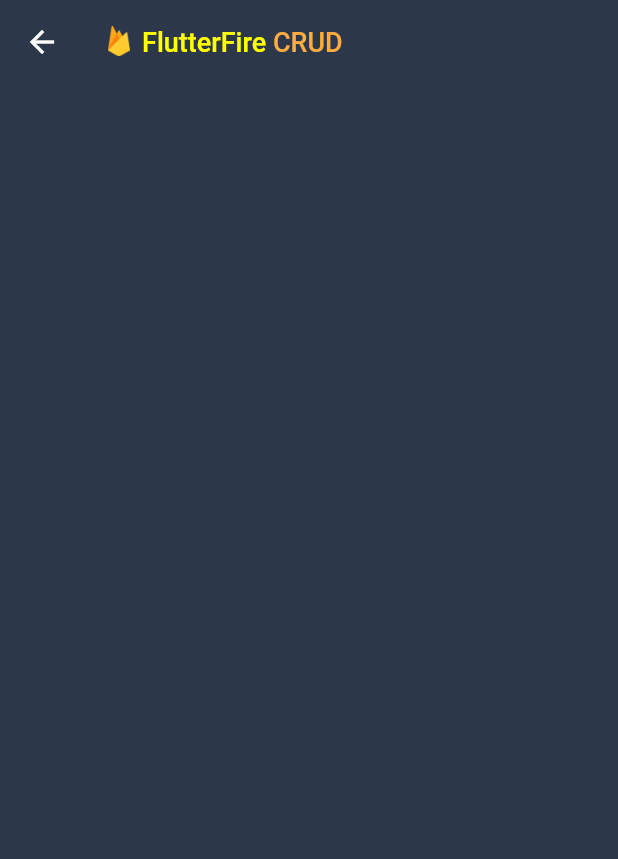
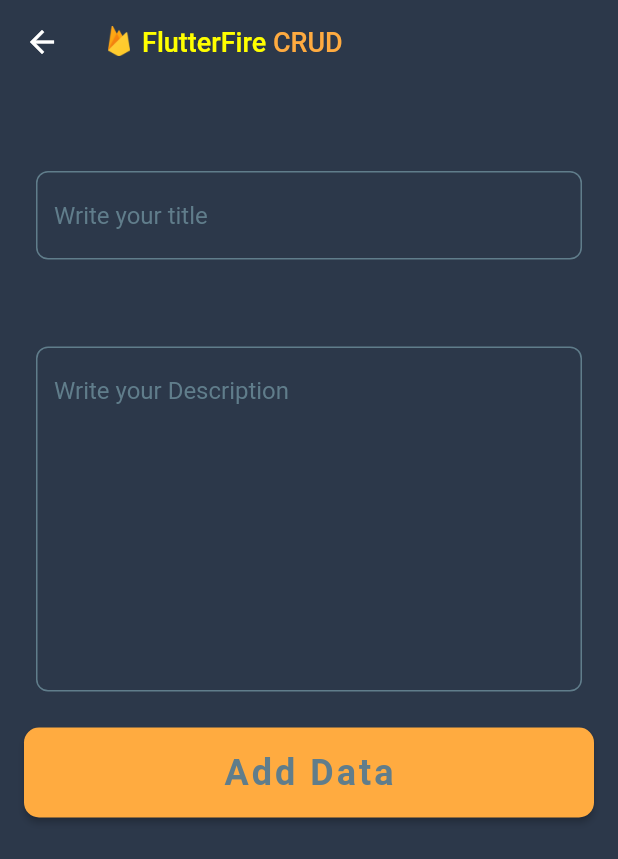
Before and after one commit to TNNam1408/CRUD-Firebase, a Flutter app: the AddScreen screen opened directly, on a phone screen of 412 x 824 dp. Shown: the top 859 px of the screen. Run offline on Flutter 3.47's test engine with Material 2 defaults, Android fonts, the phone set to English and light mode, and no system bars; our stand-ins replace cloud_firestore, firebase_core; accounts and stored records are empty.

Commit message:
first commit

```diff
--- a/lib/screens/add_item_form.dart
+++ b/lib/screens/add_item_form.dart
@@ -1,4 +1,8 @@
+import 'package:crud_firestore_app/custom_form_field.dart';
+import 'package:crud_firestore_app/validators/database.dart';
+import 'package:crud_firestore_app/validators/validator.dart';
 import 'package:flutter/material.dart';
+
 class AddItemForm extends StatefulWidget {
   final FocusNode titleFocusNode;
   final FocusNode descriptionFocusNode;
@@ -6,15 +10,148 @@ class AddItemForm extends StatefulWidget {
   const AddItemForm({
     required this.titleFocusNode,
     required this.descriptionFocusNode,
-});
+  });
 
   @override
   _AddItemFormState createState() => _AddItemFormState();
 }
 
 class _AddItemFormState extends State<AddItemForm> {
+  final _addItemFormKey = GlobalKey<FormState>();
+  bool _isProcessing = false;
+
+  final TextEditingController _titleControler = TextEditingController();
+  final TextEditingController _descriptionControler = TextEditingController();
+
+  String getTitle = "";
+  String getDescription = "";
   @override
   Widget build(BuildContext context) {
-    return Container();
+    return Form(
+      key: _addItemFormKey,
+      child: SingleChildScrollView(
+        child: Column(
+          children: [
+            Padding(
+              padding:
+                  const EdgeInsets.only(left: 8.0, right: 8.0, bottom: 24.0),
+              child: Column(
+                crossAxisAlignment: CrossAxisAlignment.start,
+                children: [
+                  SizedBox(height: 24.0),
+                  Text(
+                    'Title',
+                    style: TextStyle(
+                      color: Color(0xFF2C384A),
+                      fontSize: 22.0,
+                      letterSpacing: 1,
+                      fontWeight: FontWeight.bold,
+                    ),
+                  ),
+                  SizedBox(height: 8.0),
+                  CustomFormField(
+                    isLabelEnabled: false,
+                    controller: _titleControler,
+                    focusNode: widget.titleFocusNode,
+                    keyboardType: TextInputType.text,
+                    inputAction: TextInputAction.next,
+                    validator: (value) {
+                      Validator.validateField(
+                        value: value,
+                      );
+                      getTitle = value;
+                    },
+                    label: 'Title',
+                    hint: 'Write your title',
+                  ),
+                  SizedBox(height: 24.0),
+                  Text(
+                    'Description',
+                    style: TextStyle(
+                      color: Color(0xFF2C384A),
+                      fontSize: 22.0,
+                      letterSpacing: 1,
+                      fontWeight: FontWeight.bold,
+                    ),
+                  ),
+                  SizedBox(height: 8.0),
+                  CustomFormField(
+                    maxLines: 10,
+                    isLabelEnabled: false,
+                    controller: _descriptionControler,
+                    focusNode: widget.descriptionFocusNode,
+                    keyboardType: TextInputType.text,
+                    inputAction: TextInputAction.next,
+                    validator: (value){
+                      Validator.validateField(
+                        value: value,
+                      );
+                      getDescription = value;
+                    },
+                    label: 'Description',
+                    hint: 'Write your Description',
+                  ),
+                ],
+              ),
+            ),
+            _isProcessing
+                ? Padding(
+                    padding: const EdgeInsets.all(16.0),
+                    child: CircularProgressIndicator(
+                      valueColor:
+                          AlwaysStoppedAnimation<Color>(Colors.orangeAccent),
+                    ),
+                  )
+                : Container(
+                    width: double.maxFinite,
+                    child: ElevatedButton(
+                      style: ButtonStyle(
+                        backgroundColor:
+                            MaterialStateProperty.all(Colors.orangeAccent),
+                        shape: MaterialStateProperty.all(
+                          RoundedRectangleBorder(
+                            borderRadius: BorderRadius.circular(10),
+                          ),
+                        ),
+                      ),
+                      onPressed: () async {
+                        widget.titleFocusNode.unfocus();
+                        widget.descriptionFocusNode.unfocus();
+
+                        if (_addItemFormKey.currentState!.validate()) {
+                          setState(() {
+                            _isProcessing = true;
+                          });
+
+                          await Database.addItem(
+                            title: getTitle,
+                            description: getDescription,
+                          );
+
+                          setState(() {
+                            _isProcessing = false;
+                          });
+
+                          Navigator.of(context).pop();
+                        }
+                      },
+                      child: Padding(
+                        padding: EdgeInsets.only(top: 16.0, bottom: 16.0),
+                        child: Text(
+                          'Add Data',
+                          style: TextStyle(
+                            fontSize: 24,
+                            fontWeight: FontWeight.bold,
+                            color: Colors.blueGrey,
+                            letterSpacing: 2,
+                          ),
+                        ),
+                      ),
+                    ),
+                  ),
+          ],
+        ),
+      ),
+    );
   }
 }
--- a/lib/screens/home.dart
+++ b/lib/screens/home.dart
@@ -1,5 +1,7 @@
+import 'package:crud_firestore_app/screens/add_screen.dart';
 import 'package:crud_firestore_app/screens/app_bar.dart';
 import 'package:flutter/material.dart';
+
 class HomeScreen extends StatefulWidget {
   const HomeScreen({Key? key}) : super(key: key);
 
@@ -20,7 +22,13 @@ class _HomeScreenState extends State<HomeScreen> {
         ),
       ),
       floatingActionButton: FloatingActionButton(
-          onPressed:(){},
+        onPressed: () {
+          Navigator.of(context).push(
+            MaterialPageRoute(
+              builder: (context) => AddScreen(),
+            ),
+          );
+        },
         backgroundColor: Colors.orangeAccent,
         child: Icon(
           Icons.add,
@@ -29,10 +37,13 @@ class _HomeScreenState extends State<HomeScreen> {
         ),
       ),
       body: SafeArea(
-          child: Padding(
-              padding: const EdgeInsets.only(left: 16.0, right:16.0, bottom: 20.0 ,),
-
+        child: Padding(
+          padding: const EdgeInsets.only(
+            left: 16.0,
+            right: 16.0,
+            bottom: 20.0,
           ),
+        ),
       ),
     );
   }
--- a/lib/screens/login_form.dart
+++ b/lib/screens/login_form.dart
@@ -19,6 +19,8 @@ class _LoginFormState extends State<LoginForm> {
   final TextEditingController _uidController = TextEditingController();
 
   final _loginInFormKey = GlobalKey<FormState>();
+
+  String getId = "";
   @override
   Widget build(BuildContext context) {
     return Form(
@@ -40,9 +42,12 @@ class _LoginFormState extends State<LoginForm> {
                   inputAction: TextInputAction.done,
                   label: 'Unique User ID',
                   hint: 'Enter your unique identifier',
-                  validator: (value) => Validator.validateUserId(
-                    uid: value,
-                  ),
+                  validator: (value){
+                    Validator.validateUserId(
+                      uid: value,
+                    );
+                    getId = value;
+                  },
                 ),
               ],
             ),
@@ -63,7 +68,7 @@ class _LoginFormState extends State<LoginForm> {
                 onPressed: () {
                   widget.focusNode.unfocus();
                   if(_loginInFormKey.currentState !.validate()){
-                    Database.userId = _uidController.text;
+                    Database.userId = getId;
 
                     Navigator.of(context).pushReplacement(
                       MaterialPageRoute(builder: (context)=> HomeScreen(),),
```
